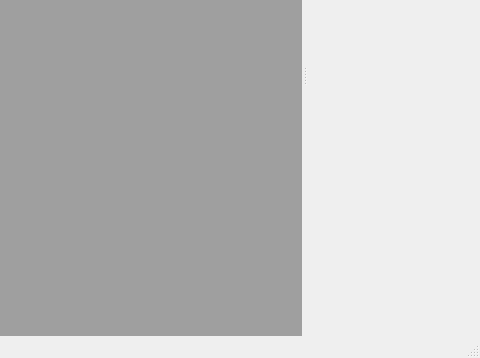
Qt form src/qdrawmainwindow.ui (nayyden/ZVector) before a commit; both pictures show x 473 to 953 and y 223 to 581 of the 953 by 581 pixel window.
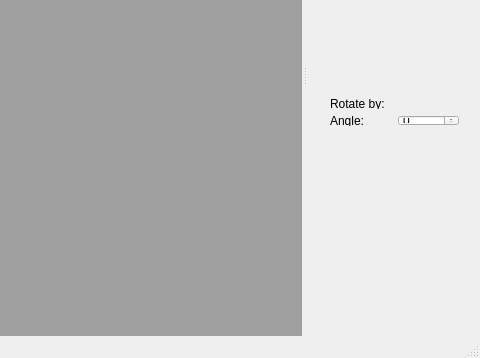
The same form after that commit. Icons and pictures are not drawn. Custom widgets are drawn as their Qt base class.

Commit message: Implemented rotation with a spin box (for now).

Diff of the .ui file:
```diff
--- a/src/qdrawmainwindow.ui
+++ b/src/qdrawmainwindow.ui
@@ -122,7 +122,41 @@
       </widget>
      </item>
      <item>
-      <widget class="QWidget" name="widget_2" native="true"/>
+      <widget class="QWidget" name="widget_2" native="true">
+       <widget class="QWidget" name="">
+        <property name="geometry">
+         <rect>
+          <x>0</x>
+          <y>0</y>
+          <width>151</width>
+          <height>50</height>
+         </rect>
+        </property>
+        <layout class="QVBoxLayout" name="verticalLayout_2">
+         <item>
+          <widget class="QLabel" name="rotateLabel">
+           <property name="text">
+            <string>Rotate by:</string>
+           </property>
+          </widget>
+         </item>
+         <item>
+          <layout class="QHBoxLayout" name="horizontalLayout_2">
+           <item>
+            <widget class="QLabel" name="angleLabel">
+             <property name="text">
+              <string>Angle:</string>
+             </property>
+            </widget>
+           </item>
+           <item>
+            <widget class="QSpinBox" name="angleSpinbox"/>
+           </item>
+          </layout>
+         </item>
+        </layout>
+       </widget>
+      </widget>
      </item>
     </layout>
    </widget>
```
Left out of the diff: 3 changed lines with no effect on the pictures. The commit also changes 8 other files.
